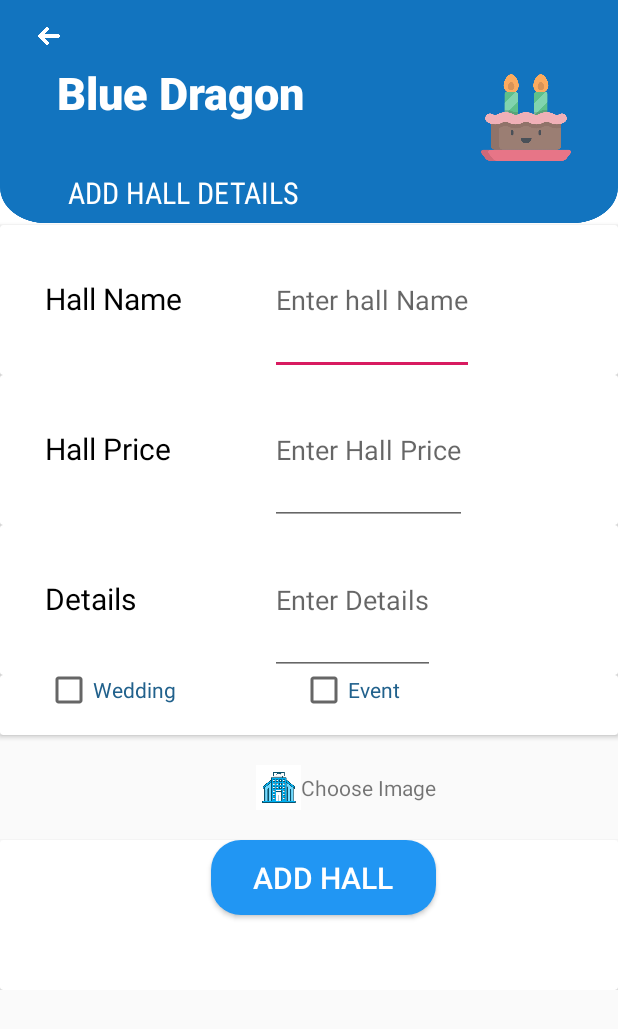
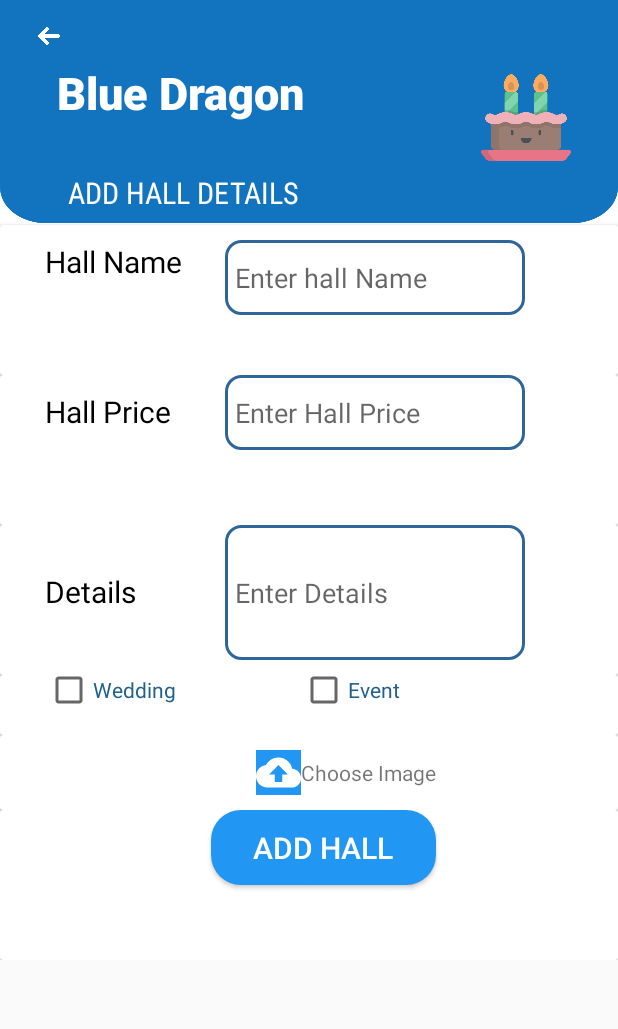
Before and after one commit to KusalPriyanka/Hotel-Management-App, an Android app: the EM_Addhalls screen opened directly, with no data from a screen before it, after a tap on "ADD HALL", on a phone screen of 412 x 824 dp. Shown: the top 1029 px of the screen. Run offline under Robolectric (Android 15) with nearby library versions, the phone set to English and light mode, and no system bars; our stand-ins replace Firebase (no records; nobody signed in at launch, a user with empty details on screens opened directly); libraries missing offline, so code that uses them is left out: com.firebase.ui; pictures from the network do not load.

Commit message:
Created delete all pop up

```diff
--- a/app/src/main/AndroidManifest.xml
+++ b/app/src/main/AndroidManifest.xml
@@ -51,7 +51,6 @@
         <activity android:name=".activity_payment_details" />
         <activity android:name=".activity_payment_account" />
         <activity android:name=".travel_option" />
-        <activity android:name=".EM_UpdatedView" />
     </application>
 
 </manifest>
--- a/app/src/main/java/Modal/WedHallList.java
+++ b/app/src/main/java/Modal/WedHallList.java
@@ -37,7 +37,7 @@ public class WedHallList  extends ArrayAdapter<EM_HallManagement> {
         EM_HallManagement em_hallManagement = wedList.get(position);
 
         hallName.setText(em_hallManagement.getName());
-        hallPrice.setText(em_hallManagement.getPrice()+"");
+        hallPrice.setText(em_hallManagement.getPrice()+"0");
         hallDesc.setText(em_hallManagement.getDescription());
         Glide.with(getContext()).load(em_hallManagement.getImageName()).into(hallImage);
 
--- a/app/src/main/java/com/example/hotelmanagement/EM_Addhalls.java
+++ b/app/src/main/java/com/example/hotelmanagement/EM_Addhalls.java
@@ -3,7 +3,10 @@ package com.example.hotelmanagement;
 import androidx.annotation.NonNull;
 import androidx.appcompat.app.AppCompatActivity;
 
+import android.app.Dialog;
 import android.content.Intent;
+import android.graphics.Color;
+import android.graphics.drawable.ColorDrawable;
 import android.os.Bundle;
 import android.view.View;
 import android.widget.AdapterView;
@@ -34,7 +37,7 @@ import Modal.WedHallList;
 public class EM_Addhalls extends AppCompatActivity {
     Button button;
 
-    Button deleteAllbtn;
+    Button deleteAllbtn,popupdelete,popupcancel;
     DatabaseReference df;
 
     ListView listView;
@@ -42,6 +45,7 @@ public class EM_Addhalls extends AppCompatActivity {
     EditText emSearchBar;
     ImageView backtoSel;
     ProgressBar proSerch;
+    private Dialog deleteAllDialog;
     private List<EM_HallManagement> hallList = new ArrayList<>();
 
 
@@ -133,17 +137,45 @@ public class EM_Addhalls extends AppCompatActivity {
 
 
 
+
+
         deleteAllbtn = findViewById(R.id.buttondelete);
+        deleteAllDialog = new Dialog(this);
         deleteAllbtn.setOnClickListener(new View.OnClickListener() {
             @Override
             public void onClick(View view) {
-                DeleteAllHalls();
+
+                deleteAllDialog.setContentView(R.layout.em_popup_deleteall);
+                deleteAllDialog.setCanceledOnTouchOutside(true);
+                deleteAllDialog.getWindow().setBackgroundDrawable(new ColorDrawable(Color.TRANSPARENT));
+                deleteAllDialog.show();
+
+
+                popupdelete = deleteAllDialog.findViewById(R.id.empopdel);
+                popupdelete.setOnClickListener(new View.OnClickListener() {
+                    @Override
+                    public void onClick(View view) {
+                        DeleteAllHalls();
+                    }
+                });
+
+                popupcancel = deleteAllDialog.findViewById(R.id.empopcancel);
+                popupcancel.setOnClickListener(new View.OnClickListener() {
+                    @Override
+                    public void onClick(View view) {
+                        deleteAllDialog.dismiss();
+                    }
+                });
+
             }
         });
 
 
+    }
 
-    }
+
+
+
 
 
     public void DeleteAllHalls(){
--- a/app/src/main/res/layout/activity_em__addhall_details.xml
+++ b/app/src/main/res/layout/activity_em__addhall_details.xml
@@ -142,10 +142,12 @@
 
                     <EditText
                         android:id="@+id/hallname"
-                        android:layout_width="wrap_content"
-                        android:layout_height="100dp"
+                        android:layout_width="200dp"
+                        android:layout_height="50dp"
                         android:hint="Enter hall Name"
-                        android:layout_marginLeft="50dp"
+                        android:background="@drawable/edittext_style"
+                        android:layout_marginLeft="20dp"
+                        android:layout_marginTop="10dp"
 
                         />
 
@@ -179,10 +181,12 @@
 
                     <EditText
                         android:id="@+id/hallprice"
-                        android:layout_width="wrap_content"
-                        android:layout_height="100dp"
+                        android:layout_width="200dp"
+                        android:layout_height="50dp"
                         android:hint="Enter Hall Price"
-                        android:layout_marginLeft="50dp"
+                        android:layout_marginLeft="20dp"
+                        android:background="@drawable/edittext_style"
+
 
 
                         />
@@ -220,10 +224,12 @@
 
                     <EditText
                         android:id="@+id/descrip"
-                        android:layout_width="wrap_content"
-                        android:layout_height="100dp"
+                        android:layout_width="200dp"
+                        android:layout_height="90dp"
                         android:hint="Enter Details"
-                        android:layout_marginLeft="50dp"
+                        android:layout_marginLeft="20dp"
+                        android:background="@drawable/edittext_style"
+
 
 
                         />
@@ -288,9 +294,13 @@
 
             </androidx.cardview.widget.CardView>
 
+            <androidx.cardview.widget.CardView
+                android:layout_width="match_parent"
+                android:layout_height="50dp">
+
                 <LinearLayout
                     android:layout_width="match_parent"
-                android:layout_height="70dp"
+                    android:layout_height="50dp"
                     android:layout_gravity="center"
                     android:gravity="center">
 
@@ -304,7 +314,10 @@
                         android:layout_width="30dp"
                         android:layout_height="30dp"
                         android:layout_gravity="center"
-                    android:src="@drawable/emhotelico"/>
+                        android:src="@drawable/ic_cloud_upload_black_24dp"
+                        android:background="@drawable/mm_add_rec"
+
+                        />
 
                     <TextView
                         android:layout_width="wrap_content"
@@ -312,6 +325,10 @@
                         android:text="Choose Image"/>
 
                 </LinearLayout>
+
+
+
+            </androidx.cardview.widget.CardView>
 
 
             <androidx.cardview.widget.CardView
```
Also changed, not shown: app/src/main/java/com/example/hotelmanagement/EM_AddhallDetails.java (+20 -23 lines), app/src/main/java/com/example/hotelmanagement/EM_EventDetails.java (+39 -2 lines), app/src/main/res/layout/activity_em__event_details.xml (+66 -31 lines), app/src/main/res/layout/em_popup_deleteall.xml (added, +80 -0 lines). Lines whose indentation alone changed are shown as unchanged.
